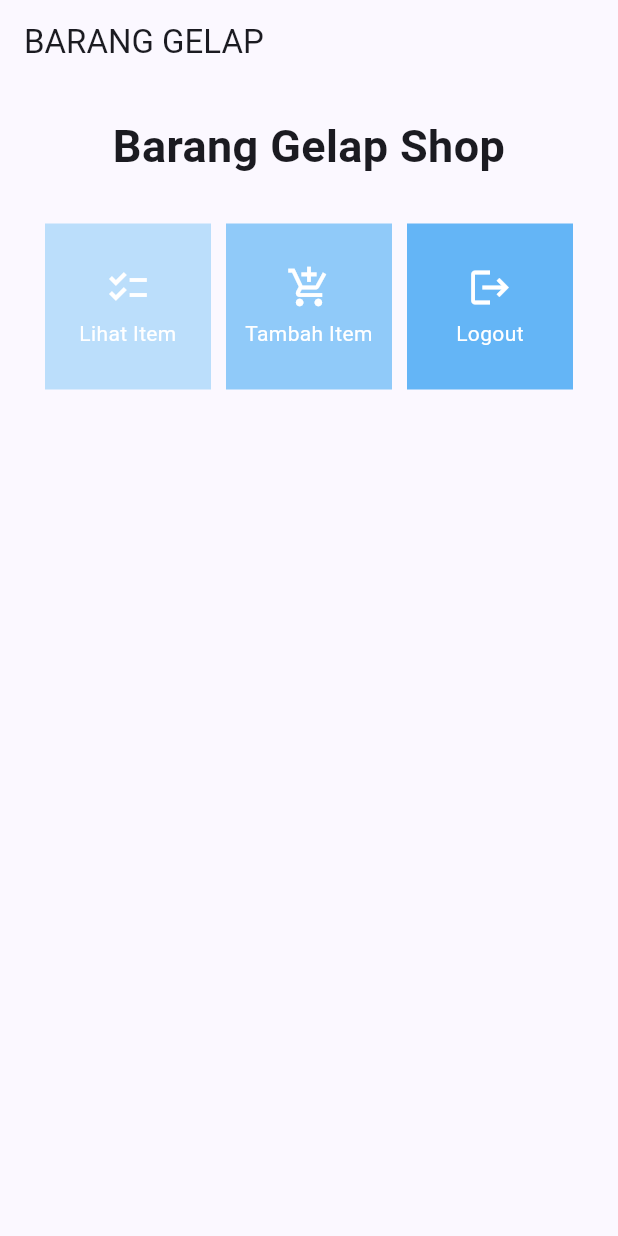
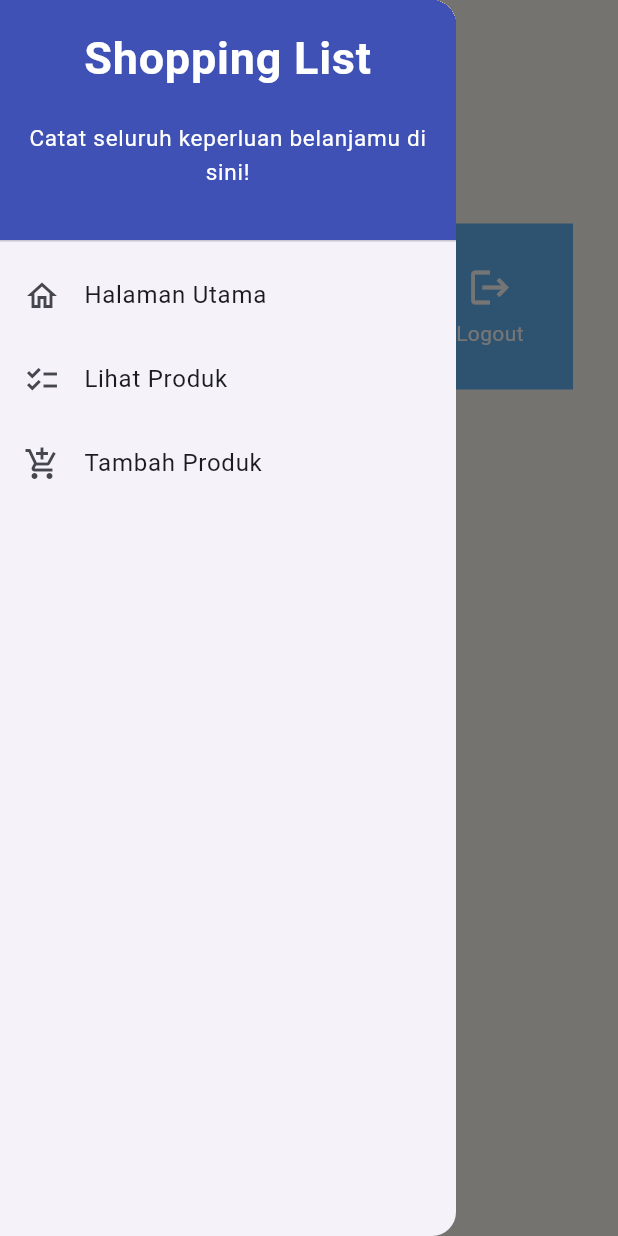
Before and after one commit to haffienc/barang-gelap-mobile, a Flutter app: the screen it shows after launch, with the side drawer open (before the commit the screen has no drawer), on a phone screen of 412 x 824 dp. Run offline on Flutter 3.47's test engine with Material 2 defaults, Android fonts, the phone set to English and light mode, and no system bars.

Commit message:
Tugas 8 bonus

```diff
--- a/lib/main.dart
+++ b/lib/main.dart
@@ -1,5 +1,9 @@
 import 'package:flutter/material.dart';
-import 'package:barang_gelap/menu.dart';
+import 'package:barang_gelap/screens/menu.dart';
+import 'package:barang_gelap/models/items_model.dart';
+
+
+List<Product> products = [];
 
 void main() {
   runApp(const MyApp());
@@ -30,9 +34,10 @@ class MyApp extends StatelessWidget {
         // This works for code too, not just values: Most code changes can be
         // tested with just a hot reload.
         colorScheme: ColorScheme.fromSeed(seedColor: Colors.indigo),
+        scaffoldBackgroundColor: const Color(0xFFFEFAF1),
         useMaterial3: true,
       ),
-      home: MyHomePage(),
+      home: MyHomePage()
     );
   }
 }
--- a/lib/menu.dart
+++ /dev/null
@@ -1,127 +0,0 @@
-import 'package:flutter/material.dart';
-
-class MyHomePage extends StatelessWidget {
-  MyHomePage({Key? key}) : super(key: key);
-
-  // This widget is the home page of your application. It is stateful, meaning
-  // that it has a State object (defined below) that contains fields that affect
-  // how it looks.
-
-  // This class is the configuration for the state. It holds the values (in this
-  // case the title) provided by the parent (in this case the App widget) and
-  // used by the build method of the State. Fields in a Widget subclass are
-  // always marked "final".
-
-  final List<ShopItem> items = [
-    ShopItem("Lihat Item", Icons.checklist,Colors.blue[100]!),
-    ShopItem("Tambah Item", Icons.add_shopping_cart,Colors.blue[200]!),
-    ShopItem("Logout", Icons.logout,Colors.blue[300]!),
-  ];
-
-  @override
-  Widget build(BuildContext context) {
-    // This method is rerun every time setState is called, for instance as done
-    // by the _incrementCounter method above.
-    //
-    // The Flutter framework has been optimized to make rerunning build methods
-    // fast, so that you can just rebuild anything that needs updating rather
-    // than having to individually change instances of widgets.
-    return Scaffold(
-      appBar: AppBar(
-        title: const Text(
-          'BARANG GELAP',
-        ),
-      ),
-      body: SingleChildScrollView(
-        // Widget wrapper yang  dapat discroll jika melebihi ukuran layar.
-        child: Padding(
-          padding: const EdgeInsets.all(10.0), // Set padding dari halaman
-          child: Column(
-            // Widget untuk menampilkan children secara vertikal
-            children: <Widget>[
-              const Padding(
-                padding: EdgeInsets.only(top: 10.0, bottom: 10.0),
-                // Widget Text untuk menampilkan tulisan dengan alignment center dan style yang sesuai
-                child: Text(
-                  'Barang Gelap Shop', // Text yang menandakan toko
-                  textAlign: TextAlign.center,
-                  style: TextStyle(
-                    fontSize: 30,
-                    fontWeight: FontWeight.bold,
-                  ),
-                ),
-              ),
-              // Grid layout
-              GridView.count(
-                // Container pada card kita.
-                primary: true,
-                padding: const EdgeInsets.all(20),
-                crossAxisSpacing: 10,
-                mainAxisSpacing: 10,
-                crossAxisCount: 3,
-                shrinkWrap: true,
-                children: items.map((ShopItem item) {
-                  // Iterasi untuk setiap item
-                  return ShopCard(item);
-                }).toList(),
-              ),
-            ],
-          ),
-        ),
-      ),
-    );
-  }
-}
-
-class ShopItem {
-  final String name;
-  final IconData icon;
-  final Color color;
-
-  ShopItem(this.name, this.icon, this.color);
-}
-
-class ShopCard extends StatelessWidget {
-  final ShopItem item;
-
-  const ShopCard(this.item, {super.key}); // Constructor
-
-  @override
-  Widget build(BuildContext context) {
-    return Material(
-      color: item.color,
-      child: InkWell(
-        // Area responsive terhadap sentuhan
-        onTap: () {
-          // Memunculkan SnackBar ketika diklik
-          ScaffoldMessenger.of(context)
-            ..hideCurrentSnackBar()
-            ..showSnackBar(SnackBar(
-                content: Text("Kamu telah menekan tombol ${item.name}!")));
-        },
-        child: Container(
-          // Container untuk menyimpan Icon dan Text
-          padding: const EdgeInsets.all(8),
-          child: Center(
-            child: Column(
-              mainAxisAlignment: MainAxisAlignment.center,
-              children: [
-                Icon(
-                  item.icon,
-                  color: Colors.white,
-                  size: 30.0,
-                ),
-                const Padding(padding: EdgeInsets.all(3)),
-                Text(
-                  item.name,
-                  textAlign: TextAlign.center,
-                  style: const TextStyle(color: Colors.white),
-                ),
-              ],
-            ),
-          ),
-        ),
-      ),
-    );
-  }
-}
--- /dev/null
+++ b/lib/screens/menu.dart
@@ -0,0 +1,63 @@
+import 'package:flutter/material.dart';
+import 'package:barang_gelap/widgets/left_drawer.dart';
+import 'package:barang_gelap/widgets/shop_card.dart';
+
+class MyHomePage extends StatelessWidget {
+  MyHomePage({Key? key}) : super(key: key);
+
+  final List<ShopItem> items = [
+    ShopItem("Lihat Item", Icons.checklist,Colors.blue[100]!),
+    ShopItem("Tambah Item", Icons.add_shopping_cart,Colors.blue[200]!),
+    ShopItem("Logout", Icons.logout,Colors.blue[300]!),
+  ];
+
+  @override
+    Widget build(BuildContext context) {
+        return Scaffold(
+            appBar: AppBar(
+                title: const Text(
+                'Barang Gelap',
+                ),
+                backgroundColor: const Color(0x00000000)
+            ),
+            drawer: const LeftDrawer(),
+            body: SingleChildScrollView(
+                // Widget wrapper yang dapat discroll
+                child: Padding(
+                padding: const EdgeInsets.all(10.0), // Set padding dari halaman
+                child: Column(
+                    // Widget untuk menampilkan children secara vertikal
+                    children: <Widget>[
+                    const Padding(
+                        padding: EdgeInsets.only(top: 10.0, bottom: 10.0),
+                        // Widget Text untuk menampilkan tulisan dengan alignment center dan style yang sesuai
+                        child: Text(
+                        'Barang Gelap', // Text yang menandakan toko
+                        textAlign: TextAlign.center,
+                        style: TextStyle(
+                            fontSize: 30,
+                            fontWeight: FontWeight.bold,
+                        ),
+                        ),
+                    ),
+                    // Grid layout
+                    GridView.count(
+                        // Container pada card kita.
+                        primary: true,
+                        padding: const EdgeInsets.all(20),
+                        crossAxisSpacing: 10,
+                        mainAxisSpacing: 10,
+                        crossAxisCount: 3,
+                        shrinkWrap: true,
+                        children: items.map((ShopItem item) {
+                        // Iterasi untuk setiap item
+                        return ShopCard(item);
+                        }).toList(),
+                    ),
+                    ],
+                ),
+                ),
+            ),
+            );
+    }
+}
--- /dev/null
+++ b/lib/widgets/left_drawer.dart
@@ -0,0 +1,78 @@
+import 'package:flutter/material.dart';
+import 'package:barang_gelap/main.dart';
+import 'package:barang_gelap/screens/menu.dart';
+import 'package:barang_gelap/screens/shoplist_form.dart';
+import 'package:barang_gelap/screens/shoplist_items.dart';
+
+class LeftDrawer extends StatelessWidget {
+  const LeftDrawer({super.key});
+
+  @override
+  Widget build(BuildContext context) {
+    return Drawer(
+      child: ListView(
+        children: [
+          const DrawerHeader(
+            decoration: BoxDecoration(
+              color: Colors.indigo,
+            ),
+            child: Column(
+              children: [
+                Text(
+                  'Shopping List',
+                  textAlign: TextAlign.center,
+                  style: TextStyle(
+                    fontSize: 30,
+                    fontWeight: FontWeight.bold,
+                    color: Colors.white,
+                  ),
+                ),
+                Padding(padding: EdgeInsets.all(10)),
+                Text("Catat seluruh keperluan belanjamu di sini!",
+                    textAlign: TextAlign.center,
+                    style: TextStyle(
+                        fontSize: 15,
+                        fontWeight: FontWeight.normal,
+                        color: Colors.white,
+                      ),
+                    ),
+              ],
+            ),
+          ),
+          ListTile(
+            leading: const Icon(Icons.home_outlined),
+            title: const Text('Halaman Utama'),
+            // Bagian redirection ke MyHomePage
+            onTap: () {
+              Navigator.pushReplacement(
+                  context,
+                  MaterialPageRoute(
+                    builder: (context) => MyHomePage(),
+                  ));
+            },
+          ),
+          ListTile(
+            leading: const Icon(Icons.checklist),
+            title: const Text('Lihat Produk'),
+            // Bagian redirection ke MyHomePage
+            onTap: ()
+                  {
+                Navigator.push(context,
+                  MaterialPageRoute(builder: (context) => ProductListPage(products: products)));
+              }
+            ,
+          ),
+          ListTile(
+            leading: const Icon(Icons.add_shopping_cart),
+            title: const Text('Tambah Produk'),
+            // Bagian redirection ke ShopFormPage
+            onTap: () {
+                Navigator.push(context,
+                    MaterialPageRoute(builder: (context) => const ShopFormPage()));
+            },
+          ),
+        ],
+      ),
+    );
+  }
+}
--- /dev/null
+++ b/lib/widgets/shop_card.dart
@@ -0,0 +1,67 @@
+import 'package:flutter/material.dart';
+import 'package:barang_gelap/main.dart';
+import 'package:barang_gelap/screens/shoplist_form.dart';
+import 'package:barang_gelap/screens/shoplist_items.dart';
+
+class ShopCard extends StatelessWidget {
+  final ShopItem item;
+
+  const ShopCard(this.item, {super.key}); // Constructor
+
+  @override
+  Widget build(BuildContext context) {
+    return Material(
+      color: item.color,
+      child: InkWell(
+        // Area responsive terhadap sentuhan
+        onTap: () {
+          // Memunculkan SnackBar ketika diklik
+          ScaffoldMessenger.of(context)
+            ..hideCurrentSnackBar()
+            ..showSnackBar(SnackBar(
+                content: Text("Kamu telah menekan tombol ${item.name}!")));
+                // Navigate ke route yang sesuai (tergantung jenis tombol)
+            if (item.name == "Tambah Produk") {
+                Navigator.push(context,
+                    MaterialPageRoute(builder: (context) => const ShopFormPage()));
+            }
+
+            if (item.name == "Lihat Produk") {
+              Navigator.push(context,
+              MaterialPageRoute(builder: (context) => ProductListPage(products: products)));
+            }
+        },
+        child: Container(
+          // Container untuk menyimpan Icon dan Text
+          padding: const EdgeInsets.all(8),
+          child: Center(
+            child: Column(
+              mainAxisAlignment: MainAxisAlignment.center,
+              children: [
+                Icon(
+                  item.icon,
+                  color: Colors.white,
+                  size: 30.0,
+                ),
+                const Padding(padding: EdgeInsets.all(3)),
+                Text(
+                  item.name,
+                  textAlign: TextAlign.center,
+                  style: const TextStyle(color: Colors.white),
+                ),
+              ],
+            ),
+          ),
+        ),
+      ),
+    );
+  }
+}
+
+class ShopItem {
+  final String name;
+  final IconData icon;
+  final Color color;
+
+  ShopItem(this.name, this.icon, this.color);
+}
```
Also changed, not shown: lib/models/items_model.dart (added, +7 -0 lines), lib/screens/shoplist_form.dart (added, +172 -0 lines), lib/screens/shoplist_items.dart (added, +61 -0 lines).
